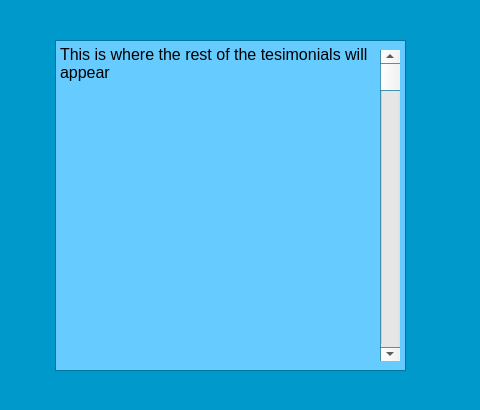
This is src/testimonials.ui in brianclinkenbeard/pamphlet as Qt 5 draws it before an edit. The edited form follows.
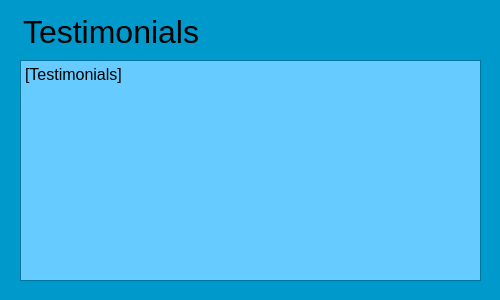
This is the edited form.

Commit message: lots of ui changes, change window sizes, add drop down functionality, minor changes to dialog windows

Patch:
```diff
--- a/src/testimonials.ui
+++ b/src/testimonials.ui
@@ -6,8 +6,8 @@
    <rect>
     <x>0</x>
     <y>0</y>
-    <width>480</width>
-    <height>410</height>
+    <width>500</width>
+    <height>300</height>
    </rect>
   </property>
   <property name="palette">
@@ -80,31 +80,36 @@
   <widget class="QTextBrowser" name="textBrowser">
    <property name="geometry">
     <rect>
-     <x>55</x>
-     <y>40</y>
-     <width>351</width>
-     <height>331</height>
+     <x>20</x>
+     <y>60</y>
+     <width>461</width>
+     <height>221</height>
     </rect>
    </property>
    <property name="html">
     <string>&lt;!DOCTYPE HTML PUBLIC &quot;-//W3C//DTD HTML 4.0//EN&quot; &quot;http://www.w3.org/TR/REC-html40/strict.dtd&quot;&gt;
 &lt;html&gt;&lt;head&gt;&lt;meta name=&quot;qrichtext&quot; content=&quot;1&quot; /&gt;&lt;style type=&quot;text/css&quot;&gt;
 p, li { white-space: pre-wrap; }
-&lt;/style&gt;&lt;/head&gt;&lt;body style=&quot; font-family:'MS Shell Dlg 2'; font-size:8.25pt; font-weight:400; font-style:normal;&quot;&gt;
-&lt;p style=&quot; margin-top:0px; margin-bottom:0px; margin-left:0px; margin-right:0px; -qt-block-indent:0; text-indent:0px;&quot;&gt;&lt;span style=&quot; font-size:12pt;&quot;&gt;This is where the rest of the tesimonials will appear&lt;/span&gt;&lt;/p&gt;&lt;/body&gt;&lt;/html&gt;</string>
+&lt;/style&gt;&lt;/head&gt;&lt;body style=&quot; font-family:'Sans Serif'; font-size:9pt; font-weight:400; font-style:normal;&quot;&gt;
+&lt;p style=&quot; margin-top:0px; margin-bottom:0px; margin-left:0px; margin-right:0px; -qt-block-indent:0; text-indent:0px;&quot;&gt;&lt;span style=&quot; font-size:12pt;&quot;&gt;[Testimonials]&lt;/span&gt;&lt;/p&gt;&lt;/body&gt;&lt;/html&gt;</string>
    </property>
   </widget>
-  <widget class="QScrollBar" name="verticalScrollBar">
+  <widget class="QLabel" name="label">
    <property name="geometry">
     <rect>
-     <x>380</x>
-     <y>50</y>
-     <width>20</width>
-     <height>311</height>
+     <x>23</x>
+     <y>16</y>
+     <width>231</width>
+     <height>31</height>
     </rect>
    </property>
-   <property name="orientation">
-    <enum>Qt::Vertical</enum>
+   <property name="font">
+    <font>
+     <pointsize>24</pointsize>
+    </font>
+   </property>
+   <property name="text">
+    <string>Testimonials</string>
    </property>
   </widget>
  </widget>
```
The commit also changes 6 other files.
